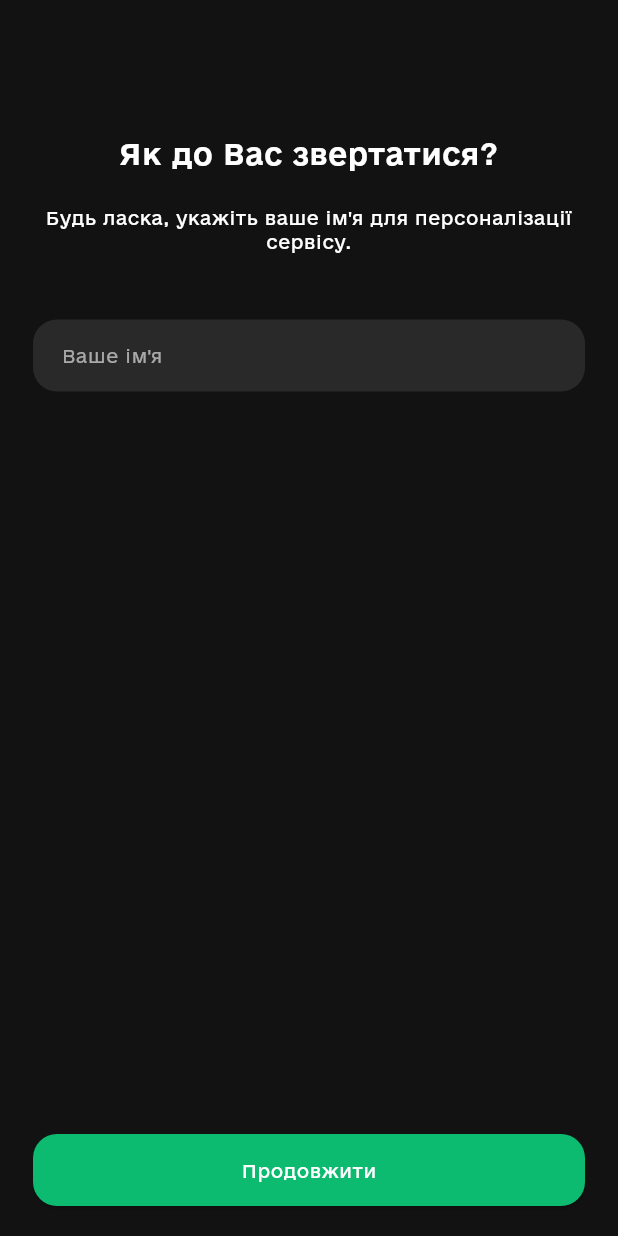
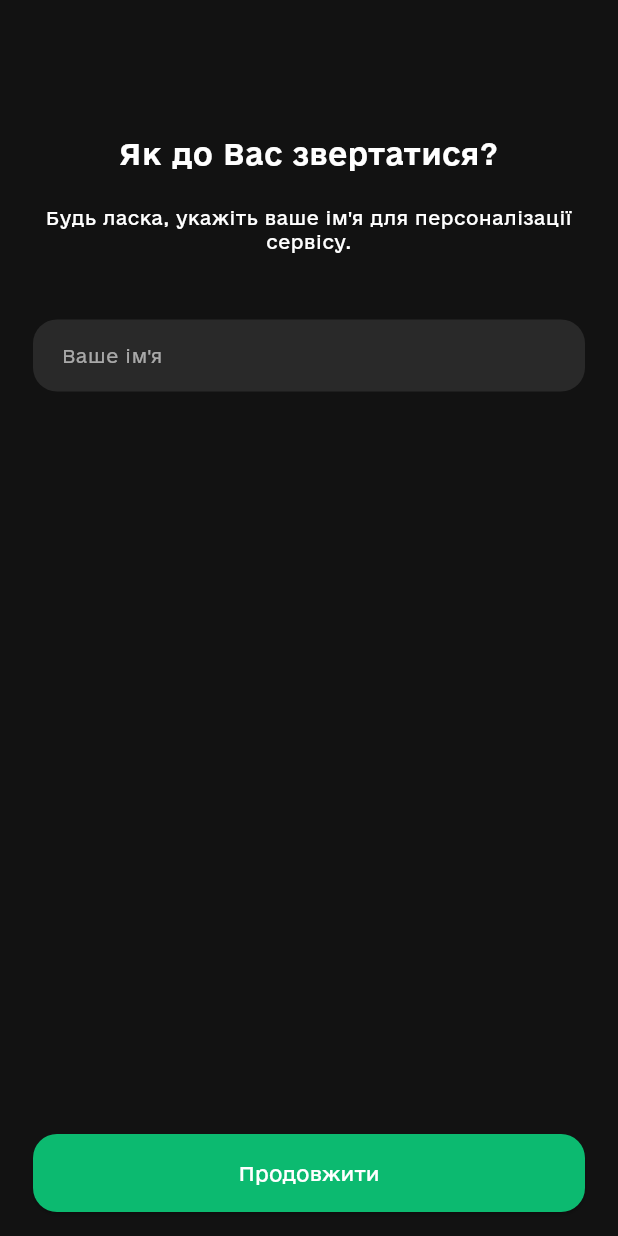
Before and after one commit to Xaiodo/max_open_task, a Flutter app: the screen it shows after launch, on a phone screen of 412 x 824 dp. Run offline on Flutter 3.47's test engine with Material 3 defaults, Android fonts, the phone set to English and light mode, and no system bars; our stand-ins replace equatable, flutter_bloc.

Commit message:
Updated floating action button location in NameScreenView, added new text style for button.

```diff
--- a/lib/src/pages/name_screen/view/name_screen_view.dart
+++ b/lib/src/pages/name_screen/view/name_screen_view.dart
@@ -4,6 +4,7 @@ import 'package:max_open_task/src/pages/name_screen/cubit/name_screen_cubit.dart
 import 'package:max_open_task/src/pages/name_screen/cubit/name_screen_state.dart';
 import 'package:max_open_task/src/values/app_colors.dart';
 import 'package:max_open_task/src/values/app_strings.dart';
+import 'package:max_open_task/src/values/app_theme.dart';
 
 import '../../../values/app_constants.dart';
 import '../../../widgets/custom_text_field.dart';
@@ -15,7 +16,6 @@ class NameScreenView extends StatelessWidget {
   Widget build(BuildContext context) {
     return SafeArea(
       child: Scaffold(
-        resizeToAvoidBottomInset: false,
         body: Padding(
           padding: const EdgeInsets.symmetric(
             horizontal: NameScreenConstants.horizontalPadding,
@@ -57,7 +57,7 @@ class NameScreenView extends StatelessWidget {
             ),
           ),
         ),
-        floatingActionButtonLocation: FloatingActionButtonLocation.centerDocked,
+        floatingActionButtonLocation: FloatingActionButtonLocation.centerFloat,
         floatingActionButton: BlocConsumer<NameScreenCubit, NameScreenState>(
           listener: (context, state) {
             if (state.isNavigate) {
@@ -73,27 +73,28 @@ class NameScreenView extends StatelessWidget {
               padding: const EdgeInsets.only(
                 left: NameScreenConstants.horizontalPadding,
                 right: NameScreenConstants.horizontalPadding,
-                bottom: NameScreenConstants.basicSpacing,
               ),
               child: ElevatedButton(
                 onPressed: state.isNameValid
                     ? context.read<NameScreenCubit>().continueButtonPressed
                     : () {},
-                child: state.isLoading
-                    ? const SizedBox(
-                        height: NameScreenConstants.indicatorHeight,
-                        width: NameScreenConstants.indicatorWidth,
-                        child: CircularProgressIndicator(
+                child: SizedBox(
+                  height: NameScreenConstants.indicatorHeight,
+                  width: state.isLoading
+                      ? NameScreenConstants.indicatorWidth
+                      : null,
+                  child: state.isLoading
+                      ? const CircularProgressIndicator(
                           strokeWidth: 2,
                           backgroundColor: Colors.transparent,
                           valueColor:
                               AlwaysStoppedAnimation<Color>(AppColors.white),
+                        )
+                      : Text(
+                          AppStrings.continueText,
+                          style: Theme.of(context).textTheme.buttonText,
                         ),
-                      )
-                    : Text(
-                        AppStrings.continueText,
-                        style: Theme.of(context).textTheme.bodySmall,
-                      ),
+                ),
               ),
             );
           },
--- a/lib/src/values/app_constants.dart
+++ b/lib/src/values/app_constants.dart
@@ -7,7 +7,7 @@ abstract class NameScreenConstants {
 
   // width and height of the indicator in the name screen continue button
   static const double indicatorWidth = 18.33;
-  static const double indicatorHeight = 19.17;
+  static const double indicatorHeight = 20;
 
   // route name for the home screen
   static const homeRoute = '/home';
--- a/lib/src/values/app_theme.dart
+++ b/lib/src/values/app_theme.dart
@@ -44,4 +44,9 @@ extension AppTextTheme on TextTheme {
         fontWeight: FontWeight.w300,
         fontSize: 12,
       );
+  TextStyle get buttonText => const TextStyle(
+        color: AppColors.white,
+        fontWeight: FontWeight.w400,
+        fontSize: 13,
+      );
 }
```
